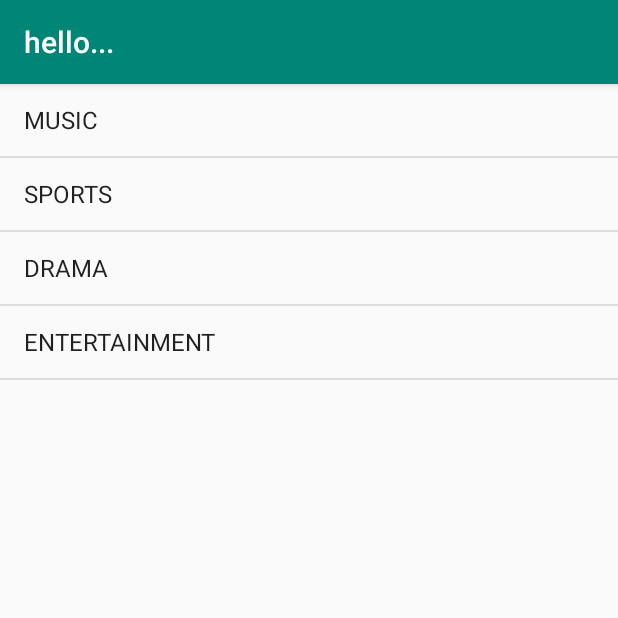
After one commit to collinsnahwr/World, an Android app: the ListViewActivity screen opened directly, with no data from a screen before it, on a phone screen of 412 x 824 dp, the top half of it. The commit adds this screen. Run offline under Robolectric (Android 15) with nearby library versions, the phone set to English and light mode, and no system bars.

Commit message:
welcome to the world

```diff
--- a/app/build.gradle
+++ b/app/build.gradle
@@ -26,4 +26,5 @@ dependencies {
     testImplementation 'junit:junit:4.12'
     androidTestImplementation 'androidx.test:runner:1.1.1'
     androidTestImplementation 'androidx.test.espresso:espresso-core:3.1.1'
+    implementation 'androidx.recyclerview:recyclerview:1.0.0'
 }
--- /dev/null
+++ b/app/src/main/java/com/example/hello_world/ListViewActivity.java
@@ -0,0 +1,45 @@
+package com.example.hello_world;
+
+import androidx.appcompat.app.AppCompatActivity;
+
+import android.os.Bundle;
+import android.view.View;
+import android.widget.AdapterView;
+import android.widget.ArrayAdapter;
+import android.widget.ListView;
+import android.widget.Toast;
+
+import java.util.ArrayList;
+
+public class ListViewActivity extends AppCompatActivity {
+
+    ListView listview;
+
+    @Override
+    protected void onCreate(Bundle savedInstanceState) {
+        super.onCreate(savedInstanceState);
+        setContentView(R.layout.activity_list_view);
+
+
+
+        listview = findViewById(R.id.listview);
+
+       final ArrayList<String> arrayList = new ArrayList<>();
+
+        arrayList.add("MUSIC");
+        arrayList.add("SPORTS");
+        arrayList.add("DRAMA");
+        arrayList.add("ENTERTAINMENT");
+
+        ArrayAdapter arrayAdapter=new ArrayAdapter(this,android.R.layout.simple_list_item_1,arrayList);
+        listview.setAdapter(arrayAdapter);
+
+        listview.setOnItemClickListener(new AdapterView.OnItemClickListener() {
+            @Override
+            public void onItemClick(AdapterView<?> parent, View view, int b, long id) {
+                Toast.makeText(ListViewActivity.this,"checkered"+b+" " +arrayList.get(b).toString(),Toast.LENGTH_SHORT).show();
+            }
+        });
+
+    }
+}
--- /dev/null
+++ b/app/src/main/res/layout/activity_list_view.xml
@@ -0,0 +1,15 @@
+<?xml version="1.0" encoding="utf-8"?>
+<RelativeLayout xmlns:android="http://schemas.android.com/apk/res/android"
+    xmlns:app="http://schemas.android.com/apk/res-auto"
+    xmlns:tools="http://schemas.android.com/tools"
+    android:layout_width="match_parent"
+    android:layout_height="match_parent"
+    tools:context=".ListViewActivity">
+
+    <ListView
+        android:id="@+id/listview"
+        android:layout_width="match_parent"
+        android:layout_height="match_parent" />
+
+
+</RelativeLayout>
--- a/app/src/main/res/layout/activity_main.xml
+++ b/app/src/main/res/layout/activity_main.xml
@@ -59,7 +59,7 @@
         android:id="@+id/button"
         android:layout_width="wrap_content"
         android:layout_height="wrap_content"
-        android:text="Button"
+        android:text="Offers"
         app:layout_constraintBottom_toBottomOf="parent"
         app:layout_constraintEnd_toEndOf="parent"
         app:layout_constraintStart_toStartOf="parent"
```
Also changed, not shown: app/src/main/AndroidManifest.xml (+5 -2 lines), app/src/main/java/com/example/hello_world/MainActivity.java (+18 -5 lines), app/src/main/java/com/example/hello_world/RecyclerViewActivity.java (added, +14 -0 lines), app/src/main/java/com/example/hello_world/splashscreen.java (added, +34 -0 lines), app/src/main/res/layout/activity_recycler_view.xml (added, +9 -0 lines), app/src/main/res/layout/activity_splashscreen.xml (added, +23 -0 lines), app/src/main/res/menu/earth_menu.xml (+2 -5 lines).
